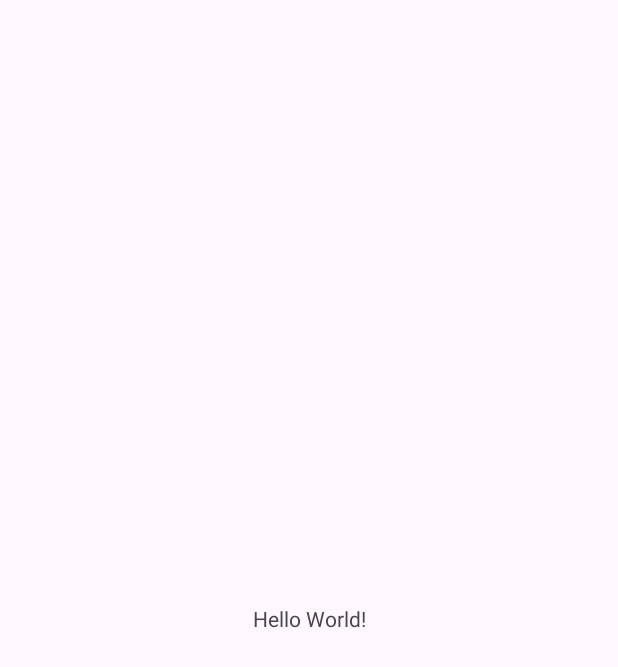
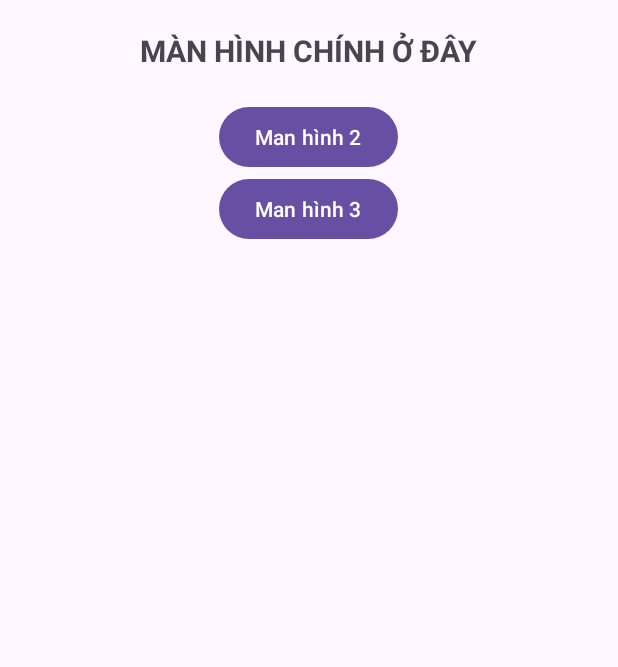
Before and after one commit to PhamTanHoang-64130748/64130748-AndroidProgramming, an Android app: the screen it shows after launch (MainActivity), on a phone screen of 412 x 824 dp. Before the commit the part shown is almost empty. Shown: the top 667 px of the screen. Run offline under Robolectric (Android 15) with nearby library versions, the phone set to English and light mode, and no system bars.

Commit message:
Ex6_IntentDonGian

```diff
--- a/Ex6/app/src/main/AndroidManifest.xml
+++ b/Ex6/app/src/main/AndroidManifest.xml
@@ -13,6 +13,9 @@
         android:theme="@style/Theme.Ex6"
         tools:targetApi="31">
         <activity
+            android:name=".MH2Activity"
+            android:exported="false" />
+        <activity
             android:name=".MainActivity"
             android:exported="true">
             <intent-filter>
--- a/Ex6/app/src/main/res/layout/activity_main.xml
+++ b/Ex6/app/src/main/res/layout/activity_main.xml
@@ -1,19 +1,33 @@
 <?xml version="1.0" encoding="utf-8"?>
-<androidx.constraintlayout.widget.ConstraintLayout xmlns:android="http://schemas.android.com/apk/res/android"
+<LinearLayout xmlns:android="http://schemas.android.com/apk/res/android"
     xmlns:app="http://schemas.android.com/apk/res-auto"
     xmlns:tools="http://schemas.android.com/tools"
     android:id="@+id/main"
     android:layout_width="match_parent"
     android:layout_height="match_parent"
+    android:orientation="vertical"
+    android:gravity="center_horizontal"
     tools:context=".MainActivity">
 
     <TextView
         android:layout_width="wrap_content"
         android:layout_height="wrap_content"
-        android:text="Hello World!"
-        app:layout_constraintBottom_toBottomOf="parent"
-        app:layout_constraintEnd_toEndOf="parent"
-        app:layout_constraintStart_toStartOf="parent"
-        app:layout_constraintTop_toTopOf="parent" />
+        android:padding="20dp"
+        android:text="MÀN HÌNH CHÍNH Ở ĐÂY"
+        android:textSize="20dp"
+        android:textStyle="bold"
+        />
 
-</androidx.constraintlayout.widget.ConstraintLayout>
+    <Button
+        android:id="@+id/btnMH2"
+        android:layout_width="wrap_content"
+        android:layout_height="wrap_content"
+        android:text="Man hình 2"
+        />
+    <Button
+        android:id="@+id/btnMH3"
+        android:layout_width="wrap_content"
+        android:layout_height="wrap_content"
+        android:text="Man hình 3"
+        />
+</LinearLayout>
```
Also changed, not shown: Ex6/app/src/main/java/tit/ntu/ex6/MH2Activity.java (added, +24 -0 lines), Ex6/app/src/main/res/layout/activity_mh2.xml (added, +25 -0 lines).
